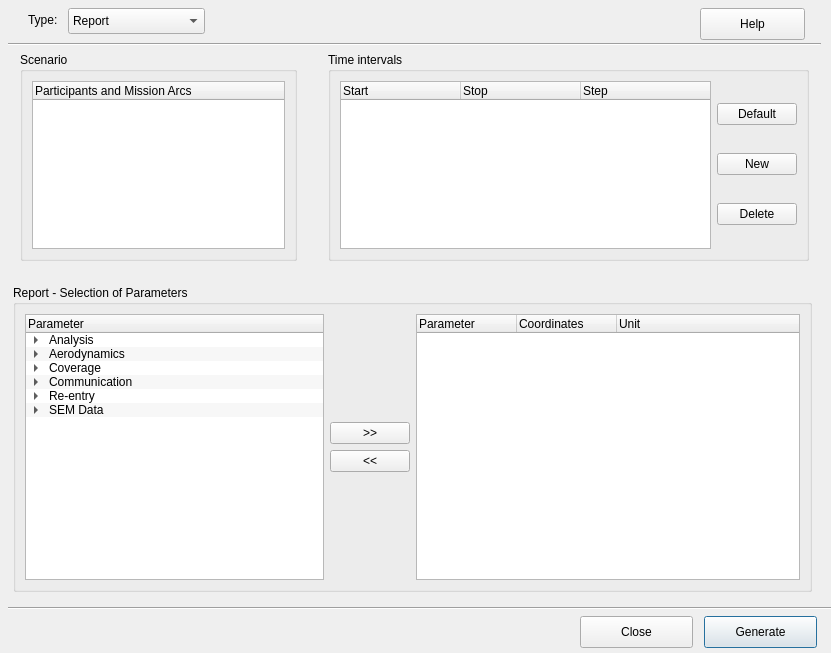
Above: sta-src/Analysis/analysis.ui from Dwarf-Planet-Project/SpaceDesignTool before the change. Below: the same form after it.
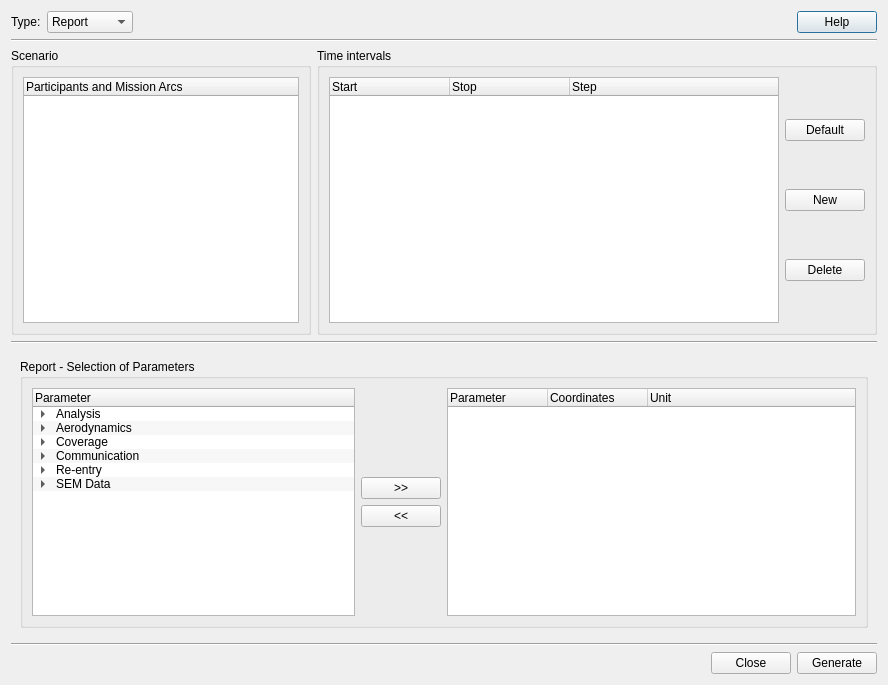
That is the form after the change. Icons and pictures are not drawn.

Commit message: Updating the ANALYSIS widget with more icons. Controlling stretching automatically with a fixed minimum size, no maximum size to allow visuals on small screens. Updating the font for comboBoxses to fit inside row lines of the QTreeWidgets.

```diff
--- a/sta-src/Analysis/analysis.ui
+++ b/sta-src/Analysis/analysis.ui
@@ -6,14 +6,20 @@
    <rect>
     <x>0</x>
     <y>0</y>
-    <width>831</width>
-    <height>653</height>
+    <width>888</width>
+    <height>685</height>
    </rect>
   </property>
+  <property name="sizePolicy">
+   <sizepolicy hsizetype="Expanding" vsizetype="Expanding">
+    <horstretch>0</horstretch>
+    <verstretch>0</verstretch>
+   </sizepolicy>
+  </property>
   <property name="minimumSize">
    <size>
-    <width>831</width>
-    <height>653</height>
+    <width>888</width>
+    <height>685</height>
    </size>
   </property>
   <property name="windowTitle">
@@ -23,40 +29,284 @@
    <iconset resource="../../iconary/sta-icons.qrc">
     <normaloff>:/icons/CoordinateSystemBody.png</normaloff>:/icons/CoordinateSystemBody.png</iconset>
   </property>
-  <widget class="QPushButton" name="GeneratePushButton">
-   <property name="geometry">
-    <rect>
-     <x>704</x>
-     <y>616</y>
-     <width>113</width>
-     <height>32</height>
-    </rect>
-   </property>
+  <layout class="QGridLayout" name="gridLayout">
+   <item row="0" column="0">
+    <layout class="QVBoxLayout" name="verticalLayout">
+     <property name="sizeConstraint">
+      <enum>QLayout::SetMinimumSize</enum>
+     </property>
+     <property name="leftMargin">
+      <number>0</number>
+     </property>
+     <item>
+      <layout class="QHBoxLayout" name="horizontalLayout">
+       <item>
+        <widget class="QLabel" name="label">
    <property name="text">
-    <string>Generate</string>
-   </property>
-  </widget>
+          <string>Type:</string>
+         </property>
+        </widget>
+       </item>
+       <item>
+        <widget class="QComboBox" name="ComboBoxAnalysisFormat">
+         <item>
+          <property name="text">
+           <string>Report</string>
+          </property>
+         </item>
+         <item>
+          <property name="text">
+           <string>2D</string>
+          </property>
+         </item>
+         <item>
+          <property name="text">
+           <string>2.5D</string>
+          </property>
+         </item>
+         <item>
+          <property name="text">
+           <string>3D</string>
+          </property>
+         </item>
+         <item>
+          <property name="text">
+           <string>Histogram</string>
+          </property>
+         </item>
+        </widget>
+       </item>
+       <item>
+        <spacer name="horizontalSpacer">
+         <property name="orientation">
+          <enum>Qt::Horizontal</enum>
+         </property>
+         <property name="sizeHint" stdset="0">
+          <size>
+           <width>40</width>
+           <height>20</height>
+          </size>
+         </property>
+        </spacer>
+       </item>
+       <item>
   <widget class="QPushButton" name="TotalHelpPushButton">
-   <property name="geometry">
-    <rect>
-     <x>700</x>
-     <y>8</y>
-     <width>105</width>
-     <height>32</height>
-    </rect>
-   </property>
    <property name="text">
     <string>Help</string>
    </property>
   </widget>
+       </item>
+      </layout>
+     </item>
+     <item>
+      <widget class="Line" name="line_2">
+       <property name="orientation">
+        <enum>Qt::Horizontal</enum>
+       </property>
+      </widget>
+     </item>
+     <item>
+      <layout class="QHBoxLayout" name="horizontalLayout_12">
+       <property name="sizeConstraint">
+        <enum>QLayout::SetMinimumSize</enum>
+       </property>
+       <item>
+        <widget class="QGroupBox" name="groupBoxTimeSpecifications_2">
+         <property name="minimumSize">
+          <size>
+           <width>0</width>
+           <height>0</height>
+          </size>
+         </property>
+         <property name="maximumSize">
+          <size>
+           <width>300</width>
+           <height>16777215</height>
+          </size>
+         </property>
+         <property name="title">
+          <string>Scenario</string>
+         </property>
+         <layout class="QVBoxLayout" name="verticalLayout_10">
+          <item>
+           <layout class="QHBoxLayout" name="horizontalLayout_11">
+            <item>
+             <widget class="QTreeWidget" name="TreeWidgetMissionArc">
+              <property name="alternatingRowColors">
+               <bool>true</bool>
+              </property>
+              <property name="selectionMode">
+               <enum>QAbstractItemView::MultiSelection</enum>
+              </property>
+              <property name="animated">
+               <bool>true</bool>
+              </property>
+              <attribute name="headerMinimumSectionSize">
+               <number>30</number>
+              </attribute>
+              <attribute name="headerMinimumSectionSize">
+               <number>30</number>
+              </attribute>
+              <column>
+               <property name="text">
+                <string>Participants and Mission Arcs</string>
+               </property>
+              </column>
+             </widget>
+            </item>
+           </layout>
+          </item>
+         </layout>
+        </widget>
+       </item>
+       <item>
+        <widget class="QGroupBox" name="groupBoxTimeSpecifications">
+         <property name="title">
+          <string>Time intervals</string>
+         </property>
+         <layout class="QVBoxLayout" name="verticalLayout_9">
+          <item>
+           <layout class="QHBoxLayout" name="horizontalLayout_10">
+            <item>
+             <widget class="QTreeWidget" name="treeWidgetTimeSpecifications">
+              <property name="enabled">
+               <bool>true</bool>
+              </property>
+              <property name="verticalScrollBarPolicy">
+               <enum>Qt::ScrollBarAsNeeded</enum>
+              </property>
+              <property name="editTriggers">
+               <set>QAbstractItemView::DoubleClicked</set>
+              </property>
+              <property name="alternatingRowColors">
+               <bool>true</bool>
+              </property>
+              <property name="selectionMode">
+               <enum>QAbstractItemView::MultiSelection</enum>
+              </property>
+              <property name="rootIsDecorated">
+               <bool>false</bool>
+              </property>
+              <property name="uniformRowHeights">
+               <bool>true</bool>
+              </property>
+              <property name="animated">
+               <bool>true</bool>
+              </property>
+              <property name="expandsOnDoubleClick">
+               <bool>false</bool>
+              </property>
+              <attribute name="headerDefaultSectionSize">
+               <number>120</number>
+              </attribute>
+              <attribute name="headerHighlightSections">
+               <bool>false</bool>
+              </attribute>
+              <attribute name="headerMinimumSectionSize">
+               <number>35</number>
+              </attribute>
+              <attribute name="headerShowSortIndicator" stdset="0">
+               <bool>false</bool>
+              </attribute>
+              <attribute name="headerStretchLastSection">
+               <bool>true</bool>
+              </attribute>
+              <attribute name="headerDefaultSectionSize">
+               <number>120</number>
+              </attribute>
+              <attribute name="headerMinimumSectionSize">
+               <number>35</number>
+              </attribute>
+              <attribute name="headerShowSortIndicator" stdset="0">
+               <bool>false</bool>
+              </attribute>
+              <attribute name="headerHighlightSections">
+               <bool>false</bool>
+              </attribute>
+              <attribute name="headerStretchLastSection">
+               <bool>true</bool>
+              </attribute>
+              <column>
+               <property name="text">
+                <string>Start</string>
+               </property>
+              </column>
+              <column>
+               <property name="text">
+                <string>Stop</string>
+               </property>
+              </column>
+              <column>
+               <property name="text">
+                <string>Step</string>
+               </property>
+              </column>
+             </widget>
+            </item>
+            <item>
+             <layout class="QVBoxLayout" name="verticalLayout_5">
+              <item>
+               <widget class="QPushButton" name="AddDefaultPushButton">
+                <property name="font">
+                 <font>
+                  <weight>50</weight>
+                  <bold>false</bold>
+                 </font>
+                </property>
+                <property name="text">
+                 <string>Default</string>
+                </property>
+               </widget>
+              </item>
+              <item>
+               <widget class="QPushButton" name="EditTimePushButton">
+                <property name="font">
+                 <font>
+                  <weight>50</weight>
+                  <bold>false</bold>
+                 </font>
+                </property>
+                <property name="text">
+                 <string>New</string>
+                </property>
+               </widget>
+              </item>
+              <item>
+               <widget class="QPushButton" name="DeleteTimePushButton">
+                <property name="font">
+                 <font>
+                  <weight>50</weight>
+                  <bold>false</bold>
+                 </font>
+                </property>
+                <property name="text">
+                 <string>Delete</string>
+                </property>
+               </widget>
+              </item>
+             </layout>
+            </item>
+           </layout>
+          </item>
+         </layout>
+        </widget>
+       </item>
+      </layout>
+     </item>
+     <item>
+      <widget class="Line" name="line_3">
+       <property name="orientation">
+        <enum>Qt::Horizontal</enum>
+       </property>
+      </widget>
+     </item>
+     <item>
   <widget class="QStackedWidget" name="stackedWidget">
-   <property name="geometry">
-    <rect>
-     <x>4</x>
-     <y>276</y>
-     <width>817</width>
-     <height>325</height>
-    </rect>
+       <property name="sizePolicy">
+        <sizepolicy hsizetype="Expanding" vsizetype="Expanding">
+         <horstretch>0</horstretch>
+         <verstretch>0</verstretch>
+        </sizepolicy>
    </property>
    <property name="currentIndex">
     <number>0</number>
@@ -4715,274 +4965,48 @@
     </layout>
    </widget>
   </widget>
-  <widget class="QGroupBox" name="groupBoxTimeSpecifications">
-   <property name="geometry">
-    <rect>
-     <x>328</x>
-     <y>52</y>
-     <width>481</width>
-     <height>209</height>
-    </rect>
-   </property>
-   <property name="title">
-    <string>Time intervals</string>
-   </property>
-   <layout class="QVBoxLayout" name="verticalLayout_9">
-    <item>
-     <layout class="QHBoxLayout" name="horizontalLayout_10">
-      <item>
-       <widget class="QTreeWidget" name="treeWidgetTimeSpecifications">
-        <property name="enabled">
-         <bool>true</bool>
-        </property>
-        <property name="verticalScrollBarPolicy">
-         <enum>Qt::ScrollBarAsNeeded</enum>
-        </property>
-        <property name="editTriggers">
-         <set>QAbstractItemView::DoubleClicked</set>
-        </property>
-        <property name="alternatingRowColors">
-         <bool>true</bool>
-        </property>
-        <property name="selectionMode">
-         <enum>QAbstractItemView::MultiSelection</enum>
-        </property>
-        <property name="rootIsDecorated">
-         <bool>false</bool>
-        </property>
-        <property name="uniformRowHeights">
-         <bool>true</bool>
-        </property>
-        <property name="animated">
-         <bool>true</bool>
-        </property>
-        <property name="expandsOnDoubleClick">
-         <bool>false</bool>
-        </property>
-        <attribute name="headerDefaultSectionSize">
-         <number>120</number>
-        </attribute>
-        <attribute name="headerHighlightSections">
-         <bool>false</bool>
-        </attribute>
-        <attribute name="headerMinimumSectionSize">
-         <number>35</number>
-        </attribute>
-        <attribute name="headerShowSortIndicator" stdset="0">
-         <bool>false</bool>
-        </attribute>
-        <attribute name="headerStretchLastSection">
-         <bool>true</bool>
-        </attribute>
-        <attribute name="headerDefaultSectionSize">
-         <number>120</number>
-        </attribute>
-        <attribute name="headerMinimumSectionSize">
-         <number>35</number>
-        </attribute>
-        <attribute name="headerShowSortIndicator" stdset="0">
-         <bool>false</bool>
-        </attribute>
-        <attribute name="headerHighlightSections">
-         <bool>false</bool>
-        </attribute>
-        <attribute name="headerStretchLastSection">
-         <bool>true</bool>
-        </attribute>
-        <column>
-         <property name="text">
-          <string>Start</string>
-         </property>
-        </column>
-        <column>
-         <property name="text">
-          <string>Stop</string>
-         </property>
-        </column>
-        <column>
-         <property name="text">
-          <string>Step</string>
-         </property>
-        </column>
-       </widget>
       </item>
       <item>
-       <layout class="QVBoxLayout" name="verticalLayout_5">
-        <item>
-         <widget class="QPushButton" name="AddDefaultPushButton">
-          <property name="font">
-           <font>
-            <weight>50</weight>
-            <bold>false</bold>
-           </font>
-          </property>
-          <property name="text">
-           <string>Default</string>
-          </property>
+      <widget class="Line" name="line">
+       <property name="orientation">
+        <enum>Qt::Horizontal</enum>
+       </property>
          </widget>
         </item>
         <item>
-         <widget class="QPushButton" name="EditTimePushButton">
-          <property name="font">
-           <font>
-            <weight>50</weight>
-            <bold>false</bold>
-           </font>
-          </property>
-          <property name="text">
-           <string>New</string>
-          </property>
-         </widget>
-        </item>
+      <layout class="QHBoxLayout" name="horizontalLayout_3">
         <item>
-         <widget class="QPushButton" name="DeleteTimePushButton">
-          <property name="font">
-           <font>
-            <weight>50</weight>
-            <bold>false</bold>
-           </font>
-          </property>
-          <property name="text">
-           <string>Delete</string>
-          </property>
-         </widget>
-        </item>
-       </layout>
-      </item>
-     </layout>
-    </item>
-   </layout>
-  </widget>
+        <spacer name="horizontalSpacer_2">
+         <property name="orientation">
+          <enum>Qt::Horizontal</enum>
+         </property>
+         <property name="sizeHint" stdset="0">
+          <size>
+           <width>40</width>
+           <height>20</height>
+          </size>
+         </property>
+        </spacer>
+       </item>
+       <item>
   <widget class="QPushButton" name="pushButton">
-   <property name="geometry">
-    <rect>
-     <x>580</x>
-     <y>616</y>
-     <width>113</width>
-     <height>32</height>
-    </rect>
-   </property>
    <property name="text">
     <string>Close</string>
    </property>
   </widget>
-  <widget class="QComboBox" name="ComboBoxAnalysisFormat">
-   <property name="geometry">
-    <rect>
-     <x>68</x>
-     <y>8</y>
-     <width>137</width>
-     <height>26</height>
-    </rect>
-   </property>
-   <item>
-    <property name="text">
-     <string>Report</string>
-    </property>
    </item>
    <item>
+        <widget class="QPushButton" name="GeneratePushButton">
     <property name="text">
-     <string>2D</string>
-    </property>
-   </item>
-   <item>
-    <property name="text">
-     <string>2.5D</string>
-    </property>
-   </item>
-   <item>
-    <property name="text">
-     <string>3D</string>
-    </property>
-   </item>
-   <item>
-    <property name="text">
-     <string>Histogram</string>
-    </property>
-   </item>
-  </widget>
-  <widget class="Line" name="line">
-   <property name="geometry">
-    <rect>
-     <x>8</x>
-     <y>600</y>
-     <width>825</width>
-     <height>17</height>
-    </rect>
-   </property>
-   <property name="orientation">
-    <enum>Qt::Horizontal</enum>
-   </property>
-  </widget>
-  <widget class="QGroupBox" name="groupBoxTimeSpecifications_2">
-   <property name="geometry">
-    <rect>
-     <x>20</x>
-     <y>52</y>
-     <width>277</width>
-     <height>209</height>
-    </rect>
-   </property>
-   <property name="title">
-    <string>Scenario</string>
-   </property>
-   <layout class="QVBoxLayout" name="verticalLayout_10">
-    <item>
-     <layout class="QHBoxLayout" name="horizontalLayout_11">
-      <item>
-       <widget class="QTreeWidget" name="TreeWidgetMissionArc">
-        <property name="alternatingRowColors">
-         <bool>true</bool>
-        </property>
-        <property name="selectionMode">
-         <enum>QAbstractItemView::MultiSelection</enum>
-        </property>
-        <property name="animated">
-         <bool>true</bool>
-        </property>
-        <attribute name="headerMinimumSectionSize">
-         <number>30</number>
-        </attribute>
-        <attribute name="headerMinimumSectionSize">
-         <number>30</number>
-        </attribute>
-        <column>
-         <property name="text">
-          <string>Participants and Mission Arcs</string>
-         </property>
-        </column>
-       </widget>
+          <string>Generate</string>
+         </property>
+        </widget>
       </item>
      </layout>
     </item>
    </layout>
-  </widget>
-  <widget class="Line" name="line_2">
-   <property name="geometry">
-    <rect>
-     <x>8</x>
-     <y>36</y>
-     <width>813</width>
-     <height>16</height>
-    </rect>
-   </property>
-   <property name="orientation">
-    <enum>Qt::Horizontal</enum>
-   </property>
-  </widget>
-  <widget class="QLabel" name="label">
-   <property name="geometry">
-    <rect>
-     <x>28</x>
-     <y>12</y>
-     <width>41</width>
-     <height>16</height>
-    </rect>
-   </property>
-   <property name="text">
-    <string>Type:</string>
-   </property>
-  </widget>
+   </item>
+  </layout>
  </widget>
  <tabstops>
   <tabstop>ComboBoxAnalysisFormat</tabstop>
```
Left out of the diff: 20 changed lines with no effect on the pictures. Lines whose indentation alone changed are shown as unchanged.
